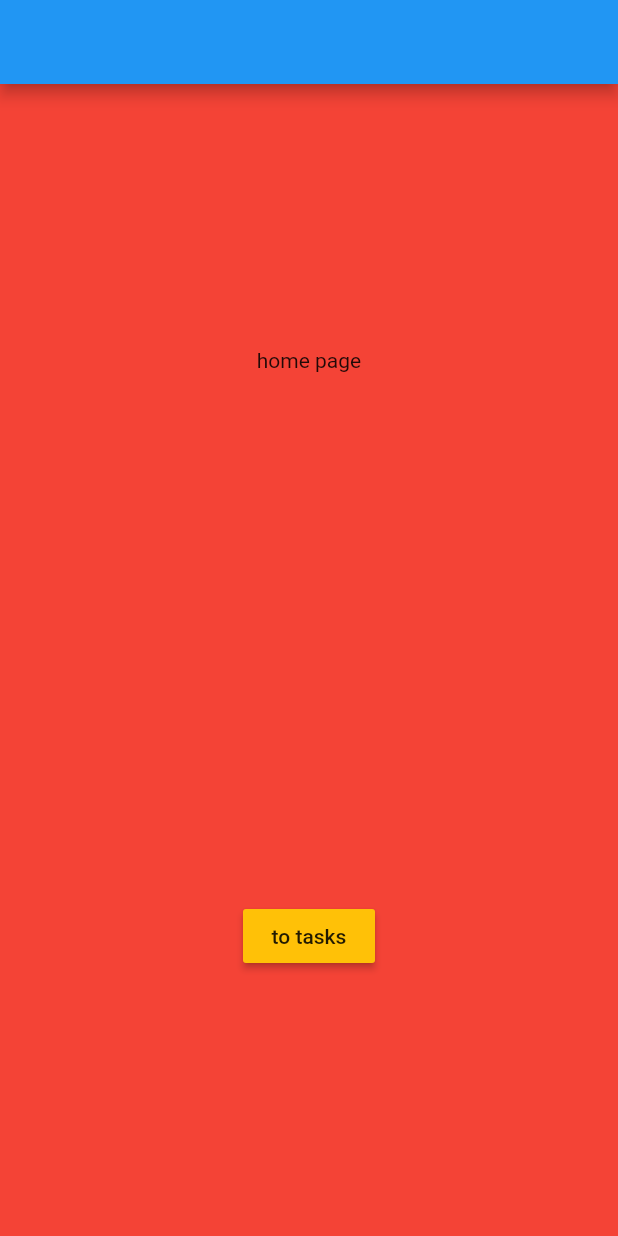
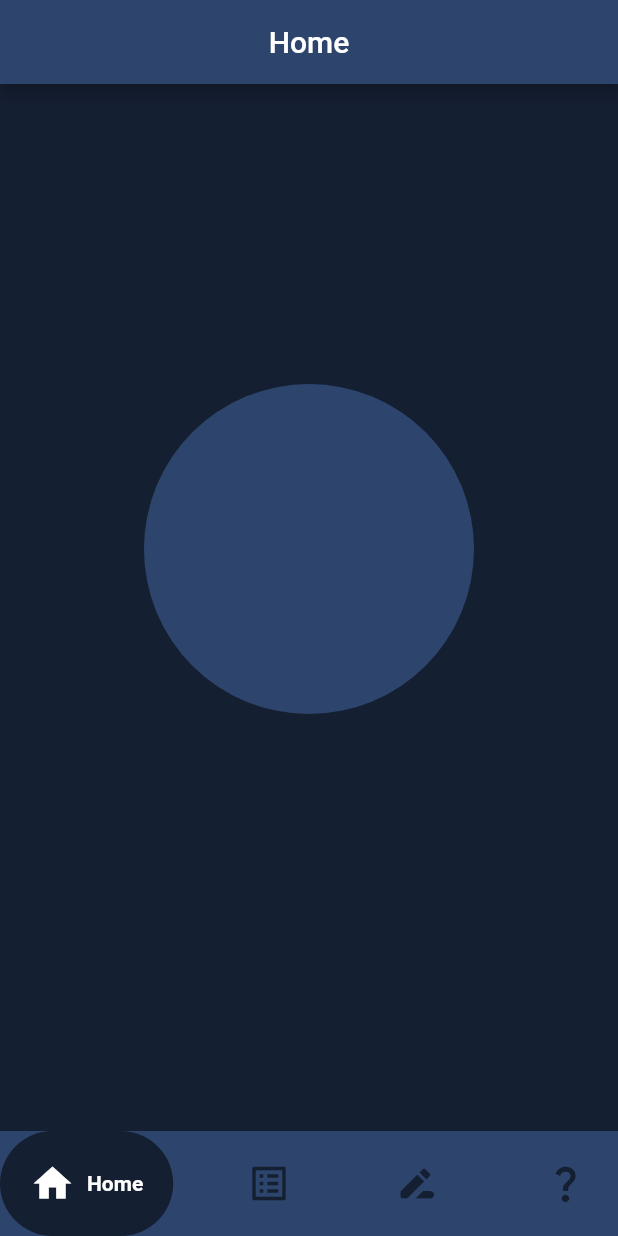
Before and after one commit to KhaledGhonem724/CS401-MobileApplication, a Flutter app: the screen it shows after launch, on a phone screen of 412 x 824 dp. Run offline on Flutter 3.47's test engine with Material 2 defaults, Android fonts, the phone set to English and light mode, and no system bars; drawn by our look-alikes of google_nav_bar; our stand-ins replace cloud_firestore, firebase_core, stop_watch_timer; accounts and stored records are empty.

Commit message:
add homepage (buttoms are not activated yet )

```diff
--- a/lib/main.dart
+++ b/lib/main.dart
@@ -22,9 +22,9 @@ class _MyAppState extends State<MyApp> {
   Widget build(BuildContext context) {
     return MaterialApp(
       debugShowCheckedModeBanner: false,
-      initialRoute: page1.id,
+      initialRoute: HomePage.id,
       routes: {
-        page1.id: (context) => page1(),
+        HomePage.id: (context) => HomePage(),
         tasks.id: (context) => tasks(),
         DeleteTask.id: (context) => DeleteTask(),
         AddSession.id: (context) => AddSession(),
--- a/lib/materials/elements/GNav.dart
+++ b/lib/materials/elements/GNav.dart
@@ -2,18 +2,19 @@ import 'package:flutter/material.dart';
 import 'package:google_nav_bar/google_nav_bar.dart';
 import 'package:project_app/materials/colors.dart';
 import 'package:project_app/screens/HomePage.dart';
+import 'package:project_app/screens/tasks.dart';
 
 class Gnav extends StatelessWidget {
   Gnav({super.key});
-
+// EdgeInsets.all(25)
   @override
   Widget build(BuildContext context) {
     return GNav(
       backgroundColor: primary_color_dark,
-      color: Colors.white,
-      activeColor: primary_color_dark,
+      color: background_color_dark,
+      activeColor: Colors.white,
       tabBackgroundColor: background_color_dark,
-      padding: EdgeInsets.all(25),
+      padding: const EdgeInsets.all(20),
       gap: 8,
       tabs: const [
         GButton(
--- a/lib/screens/HomePage.dart
+++ b/lib/screens/HomePage.dart
@@ -1,36 +1,45 @@
 import 'package:flutter/material.dart';
 import 'package:project_app/screens/tasks.dart';
+import 'package:project_app/materials/colors.dart';
+import '../materials/elements/GNav.dart';
 
-class page1 extends StatefulWidget {
-  const page1({super.key});
-  static const String id = "page1";
+class HomePage extends StatefulWidget {
+  const HomePage({super.key});
+  static const String id = "HomePage";
   @override
-  State<page1> createState() => _page1State();
+  State<HomePage> createState() => _HomePageState();
 }
 
-class _page1State extends State<page1> {
+class _HomePageState extends State<HomePage> {
   @override
   Widget build(BuildContext context) {
     return MaterialApp(
       debugShowCheckedModeBanner: false,
       home: Scaffold(
-        backgroundColor: Colors.red,
-        body: Center(
-          child: Column(
-            mainAxisAlignment: MainAxisAlignment.spaceAround,
-            children: [
-              Text("home page"),
-              MaterialButton(
-                onPressed: () {
-                  Navigator.pushNamed(context, tasks.id);
-                },
-                color: Colors.amber,
-                child: Text("to tasks"),
-              )
-            ],
+        backgroundColor: background_color_dark,
+        body: Column(
+          crossAxisAlignment: CrossAxisAlignment.center,
+          children: [
+            Container(
+              width: double.infinity,
+              height: 200,
+              color: background_color_dark,
+            ),
+            Container(
+              child: CircleAvatar(
+                radius: 110,
+                backgroundColor: primary_color_dark,
+              ),
+            ),
+          ],
+        ),
+        bottomNavigationBar: Gnav(),
+        appBar: AppBar(
+          backgroundColor: primary_color_dark,
+          title: Center(
+            child: Text("Home"),
           ),
         ),
-        appBar: AppBar(),
       ),
     );
   }
--- a/lib/screens/tasks.dart
+++ b/lib/screens/tasks.dart
@@ -76,7 +76,7 @@ class _tasksState extends State<tasks> with SingleTickerProviderStateMixin {
           leading: IconButton(
             icon: Icon(Icons.arrow_back),
             onPressed: () {
-              Navigator.pushNamed(context, page1.id);
+              Navigator.pushNamed(context, HomePage.id);
             },
           ),
         ),
```
